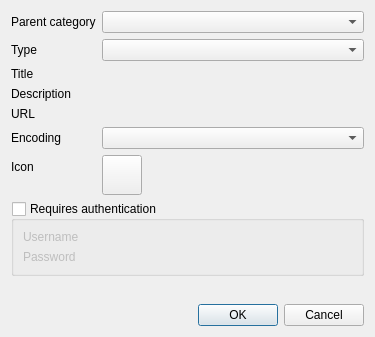
Before: the Qt Designer form src/gui/formstandardfeeddetails.ui in martinrotter/rssguard, drawn with Qt 5.
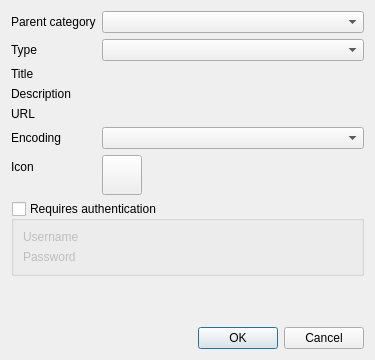
After: the same form once the commit is applied. Custom widgets are drawn as their Qt base class.

Commit message: Work on authentication design.

What changed in the file:
```diff
--- a/src/gui/formstandardfeeddetails.ui
+++ b/src/gui/formstandardfeeddetails.ui
@@ -7,7 +7,7 @@
     <x>0</x>
     <y>0</y>
     <width>375</width>
-    <height>337</height>
+    <height>360</height>
    </rect>
   </property>
   <property name="windowTitle">
```
Left out of the diff: 2 changed lines with no effect on the pictures. The commit also changes 4 other files.
